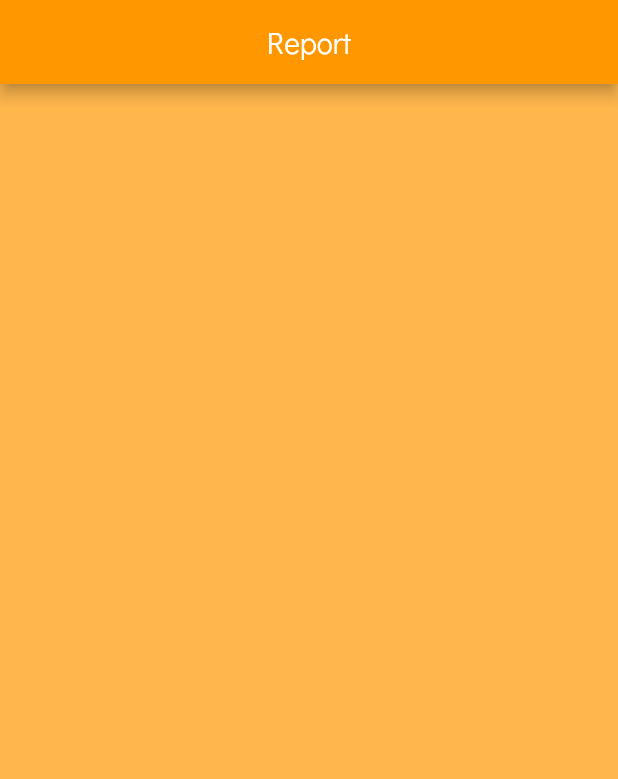
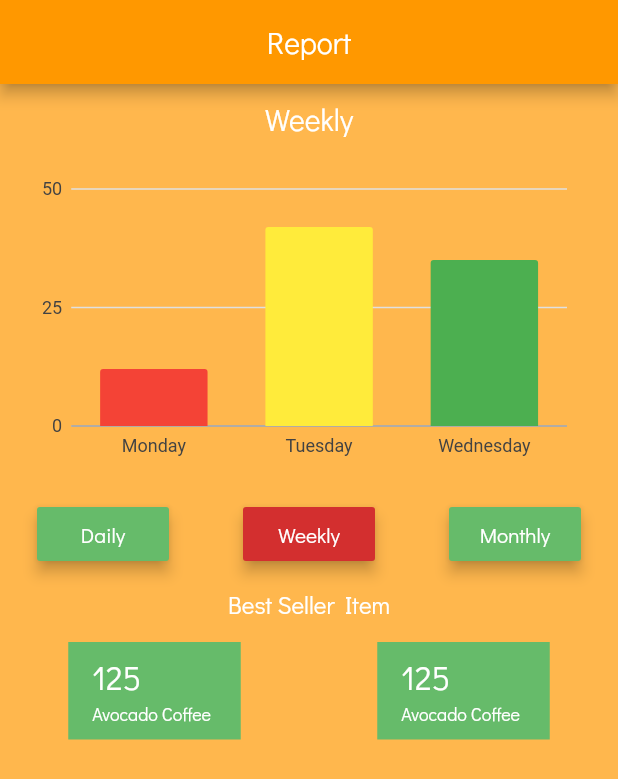
Before and after one commit to satriantorobimo/kopi_ku, a Flutter app: the ReportPage screen opened directly, on a phone screen of 412 x 824 dp. Shown: the top 779 px of the screen. Run offline on Flutter 3.47's test engine with Material 2 defaults, Android fonts, the phone set to English and light mode, and no system bars; our stand-ins replace charts_flutter; missing offline and left inert: autocomplete_textfield.

Commit message:
Hello this is tes

```diff
--- a/lib/main.dart
+++ b/lib/main.dart
@@ -21,7 +21,7 @@ class MyApp extends StatelessWidget {
           )
         ),
 
-        home: new HomePage()
+        home: new LoginSignUpPage()
     );
   }
 }
--- a/lib/pages/report.dart
+++ b/lib/pages/report.dart
@@ -1,4 +1,5 @@
 import 'package:flutter/material.dart';
+import 'package:charts_flutter/flutter.dart' as charts;
 
 class ReportPage extends StatefulWidget {
   @override
@@ -7,17 +8,142 @@ class ReportPage extends StatefulWidget {
   }
 }
 
+class ClicksPerYear {
+  final String year;
+  final int clicks;
+  final charts.Color color;
+
+  ClicksPerYear(this.year, this.clicks, Color color)
+      : this.color = new charts.Color(
+      r: color.red, g: color.green, b: color.blue, a: color.alpha);
+}
+
+
 class _ReportState extends State<ReportPage> {
+  int _counter = 35;
+
+  void _incrementCounter() {
+    setState(() {
+      _counter++;
+    });
+  }
+
   Widget firstContent(){
     return new Center(
       child: new Container(
+        child: Text("Weekly",style: TextStyle(fontSize: 20,color: Colors.white)),
+      ),
+    );
+  }
 
+  Widget secondContent(){
+    return Row(
+      mainAxisAlignment: MainAxisAlignment.spaceAround,
+      children: [
+        Container(
+          child: new RaisedButton(
+            child: const Text('Daily',style: TextStyle(color: Colors.white)),
+            color: const Color(0xFF66bb6a),
+            elevation: 4.0,
+            splashColor: Colors.blueGrey,
+            onPressed: () {
+              // Perform some action
+            },
+          ),
+        ),
+        Container(
+          child: new RaisedButton(
+            child: const Text('Weekly',style: TextStyle(color: Colors.white)),
+            color: const Color(0xFFd32f2f),
+            elevation: 4.0,
+            splashColor: Colors.blueGrey,
+            onPressed: () {
+              // Perform some action
+            },
+          ),
+        ),
+        Container(
+          child: new RaisedButton(
+            child: const Text('Monthly',style: TextStyle(color: Colors.white)),
+            color: const Color(0xFF66bb6a),
+            elevation: 4.0,
+            splashColor: Colors.blueGrey,
+            onPressed: () {
+              // Perform some action
+            },
+          ),
+        )
+      ],
+    );
+  }
+
+  Widget thirdContent(){
+    return new Center(
+      child: new Container(
+        child: Text("Best Seller Item",style: TextStyle(fontSize: 16,color: Colors.white)),
       ),
+    );
+  }
+
+  Widget fourthContent(){
+    return Row(
+      mainAxisAlignment: MainAxisAlignment.spaceAround,
+      children: [
+        Container(
+          height: 65.0,
+          width: 115.0,
+          decoration: BoxDecoration(
+              color: const Color(0xFF66bb6a),
+          ),
+          child: ListTile(
+            title: Text('125',style: TextStyle(fontSize: 22.0,color: Colors.white)),
+            subtitle: Text('Avocado Coffee', style: TextStyle(fontSize: 12.0,color: Colors.white)),
+          ),
+        ),
+        Container(
+          height: 65.0,
+          width: 115.0,
+          decoration: BoxDecoration(color: const Color(0xFF66bb6a)),
+          child: ListTile(
+            title: Text('125',style: TextStyle(fontSize: 22.0,color: Colors.white)),
+            subtitle: Text('Avocado Coffee', style: TextStyle(fontSize: 12.0,color: Colors.white)),
+          ),
+        ),
+      ],
     );
   }
 
   @override
   Widget build(BuildContext context) {
+    var data = [
+      new ClicksPerYear('Monday', 12, Colors.red),
+      new ClicksPerYear('Tuesday', 42, Colors.yellow),
+      new ClicksPerYear('Wednesday', _counter, Colors.green),
+    ];
+
+    var series = [
+      new charts.Series(
+        domainFn: (ClicksPerYear clickData, _) => clickData.year,
+        measureFn: (ClicksPerYear clickData, _) => clickData.clicks,
+        colorFn: (ClicksPerYear clickData, _) => clickData.color,
+        id: 'Clicks',
+        data: data,
+      ),
+    ];
+
+    var chart = new charts.BarChart(
+      series,
+      animate: true,
+    );
+
+    var chartWidget = new Padding(
+      padding: new EdgeInsets.all(20.0),
+      child: new SizedBox(
+        height: 200.0,
+        child: chart,
+      ),
+    );
+
     return Scaffold(
       backgroundColor: const Color(0xFFffb74d),
       appBar: AppBar(
@@ -30,7 +156,14 @@ class _ReportState extends State<ReportPage> {
         child: new Container(
           child: Column(
               children: [
-
+                SizedBox(height: 10.0),
+                firstContent(),
+                chartWidget,
+                secondContent(),
+                SizedBox(height: 12.0),
+                thirdContent(),
+                SizedBox(height: 15.0),
+                fourthContent()
               ]
           ),
         ),
--- a/pubspec.yaml
+++ b/pubspec.yaml
@@ -16,6 +16,8 @@ dependencies:
   flutter:
     sdk: flutter
   autocomplete_textfield: ^1.6.4
+  charts_flutter: ^0.6.0
+  splashscreen: ^1.2.0
 
   # The following adds the Cupertino Icons font to your application.
   # Use with the CupertinoIcons class for iOS style icons.
```
Also changed, not shown: lib/pages/home-2.dart (+14 -2 lines), lib/pages/login_signup_pages.dart (+14 -3 lines), lib/pages/transaction.dart (+18 -0 lines), lib/pages/product.dart (added).
